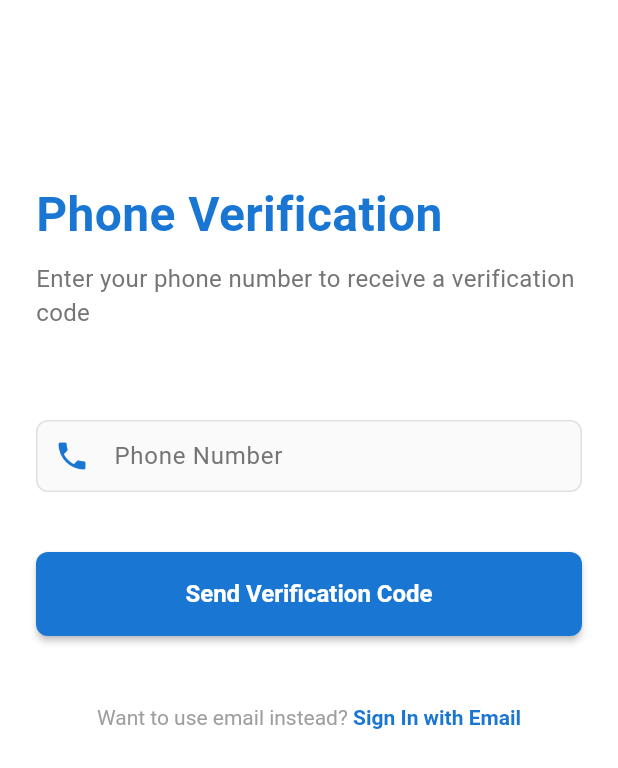
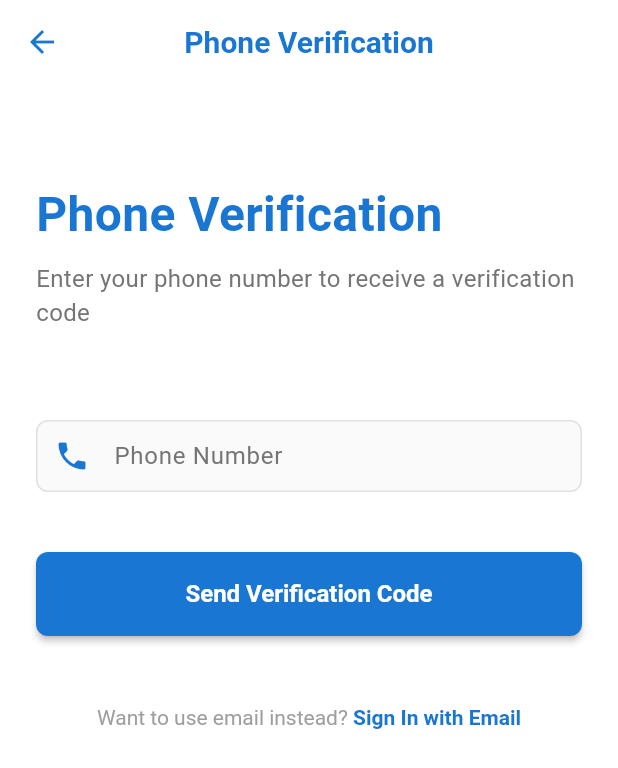
Before and after one commit to RensithUdara/HRMS-Mobile-App, a Flutter app: the PhoneVerificationScreen screen opened by its route, on a phone screen of 412 x 824 dp. Shown: the top 768 px of the screen. Run offline on Flutter 3.47's test engine with Material 3 defaults, Android fonts, the phone set to English and light mode, and no system bars; our stand-ins replace cloud_firestore, equatable, file_picker, firebase_auth, firebase_core, firebase_messaging and 10 more; accounts and stored records are empty.

Commit message:
Refactor PhoneVerificationScreen UI: update AppBar styling, add back navigation, and improve title display

```diff
--- a/lib/views/auth/phone_verification_screen.dart
+++ b/lib/views/auth/phone_verification_screen.dart
@@ -94,9 +94,20 @@
     return Scaffold(
       backgroundColor: Colors.white,
       appBar: AppBar(
-        backgroundColor: Colors.transparent,
+        backgroundColor: Colors.white,
         elevation: 0,
-        iconTheme: const IconThemeData(color: AppTheme.primaryColor),
+        leading: IconButton(
+          icon: const Icon(Icons.arrow_back, color: AppTheme.primaryColor),
+          onPressed: () => context.go('/login'),
+        ),
+        title: const Text(
+          'Phone Verification',
+          style: TextStyle(
+            color: AppTheme.primaryColor,
+            fontWeight: FontWeight.w600,
+          ),
+        ),
+        centerTitle: true,
       ),
       body: BlocListener<AuthBloc, AuthState>(
         listener: (context, state) {
@@ -123,7 +134,7 @@
           } else if (state is AuthAuthenticated) {
             // Redirect to profile setup if user data is incomplete
             if (state.userModel?.isProfileComplete == false) {
-              context.go('/auth/profile-setup');
+              context.go('/profile-setup');
             } else {
               context.go('/dashboard');
             }
@@ -222,7 +233,7 @@
           // Back to Login Link
           Center(
             child: TextButton(
-              onPressed: () => context.go('/auth/login'),
+              onPressed: () => context.go('/login'),
               child: RichText(
                 text: const TextSpan(
                   text: 'Want to use email instead? ',
```
